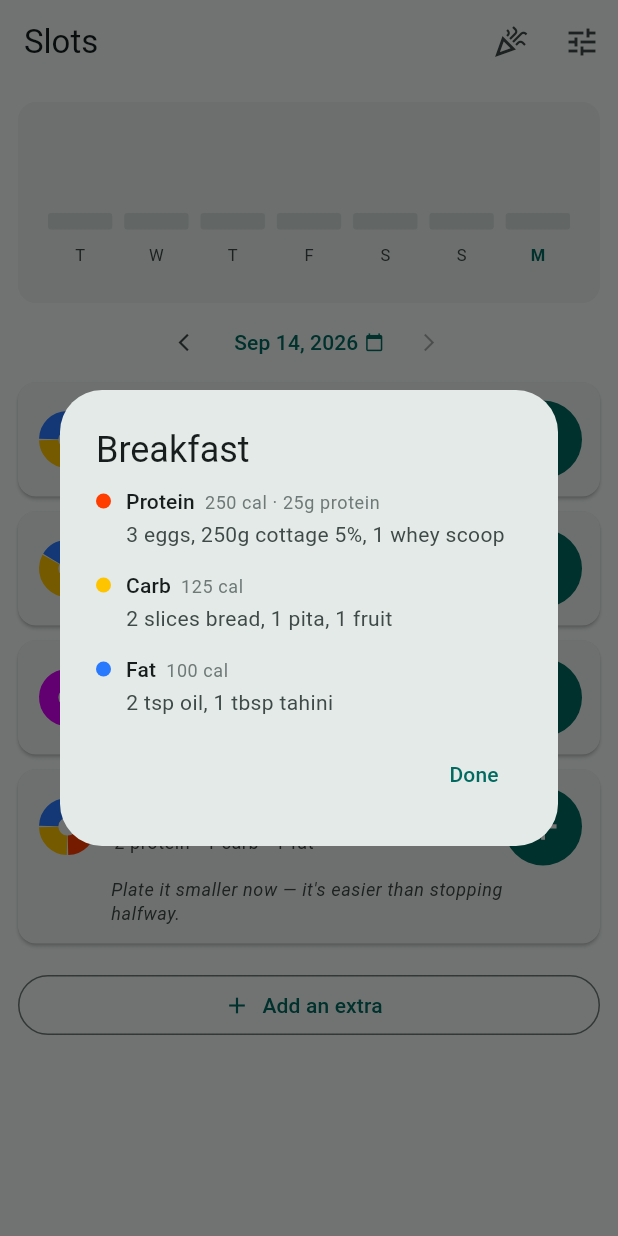
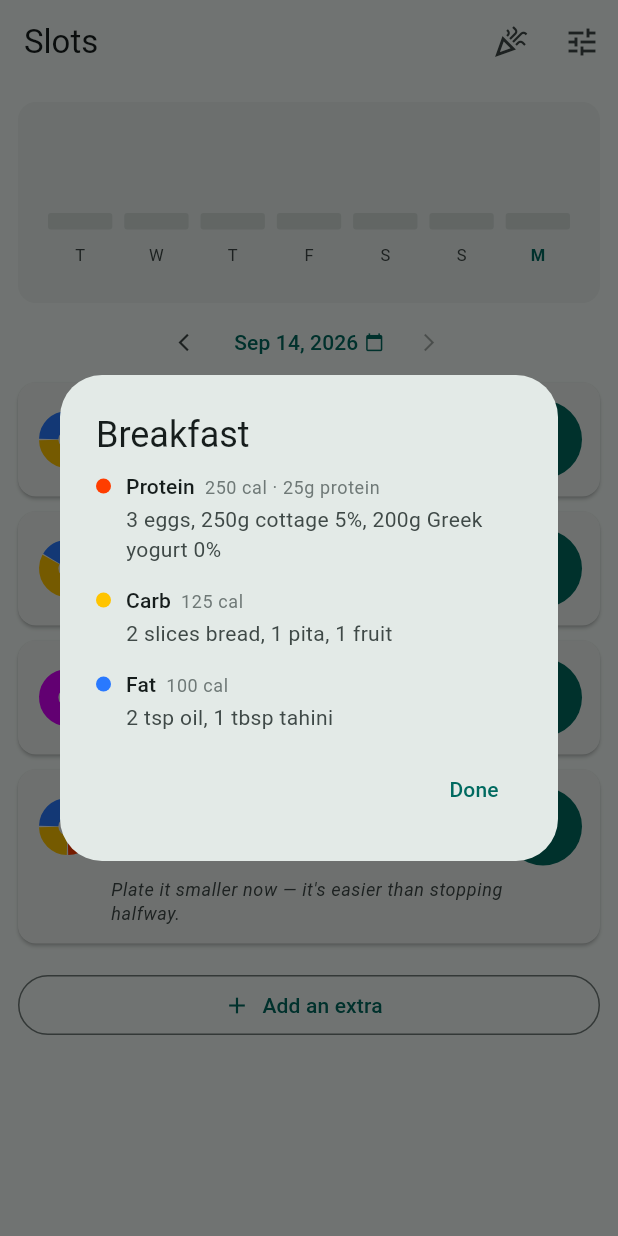
Before and after one commit to ofekudi/food_track, a Flutter app: the screen it shows after launch, after a tap on "Breakfast", on a phone screen of 412 x 824 dp. Run offline on Flutter 3.47's test engine with Material 3 defaults, Android fonts, the phone set to English and light mode, and no system bars; our stand-ins replace shared_preferences, sqflite; accounts and stored records are empty.

Commit message:
Swap in the foods actually eaten: yogurt, rice by the spoon, no tuna
Co-Authored-By: Claude Opus 5 (1M context) <noreply@anthropic.com>

```diff
--- a/lib/constants/portion_guide.dart
+++ b/lib/constants/portion_guide.dart
@@ -91,12 +91,11 @@ class PortionGuide {
     if (slot == MealSlot.breakfast) {
       switch (kind) {
         case PlateKind.protein:
-          // A scoop is ~25g of protein, so it covers two of the plan's
-          // portions on its own.
+          // Breakfast is two portions, so the yogurt reads as the 200g tub.
           return const [
             PortionExample(1.5, '', 'eggs'),
             PortionExample(125, 'g', 'cottage 5%'),
-            PortionExample(0.5, '', 'whey scoop', plural: 'whey scoops'),
+            PortionExample(100, 'g', 'Greek yogurt 0%'),
           ];
         case PlateKind.carb:
           return const [
@@ -109,9 +108,13 @@ class PortionGuide {
       }
     }
     if (slot == MealSlot.lunch && kind == PlateKind.carb) {
+      // Lunch is two carb portions, which is where the plan's own measures
+      // land: 8 flat spoons of rice, or the same as 2 serving spoons.
       return const [
-        PortionExample(1, '', 'fistful of rice', plural: 'fistfuls of rice'),
-        PortionExample(75, 'g', 'pasta'),
+        PortionExample(4, '', 'flat spoons of rice'),
+        PortionExample(1, '', 'serving spoon of rice',
+            plural: 'serving spoons of rice'),
+        PortionExample(75, 'g', 'pasta or ptitim'),
         PortionExample(1, '', 'small potato', plural: 'small potatoes'),
       ];
     }
@@ -141,7 +144,6 @@ class PortionGuide {
           PortionExample(5 / 6, '', 'palm of chicken',
               plural: 'palms of chicken'),
           PortionExample(0.5, '', 'palm of salmon', plural: 'palms of salmon'),
-          PortionExample(1, '', 'can of tuna', plural: 'cans of tuna'),
         ];
       case PlateKind.carb:
         return const [
```
Also changed, not shown: 1 other file.
